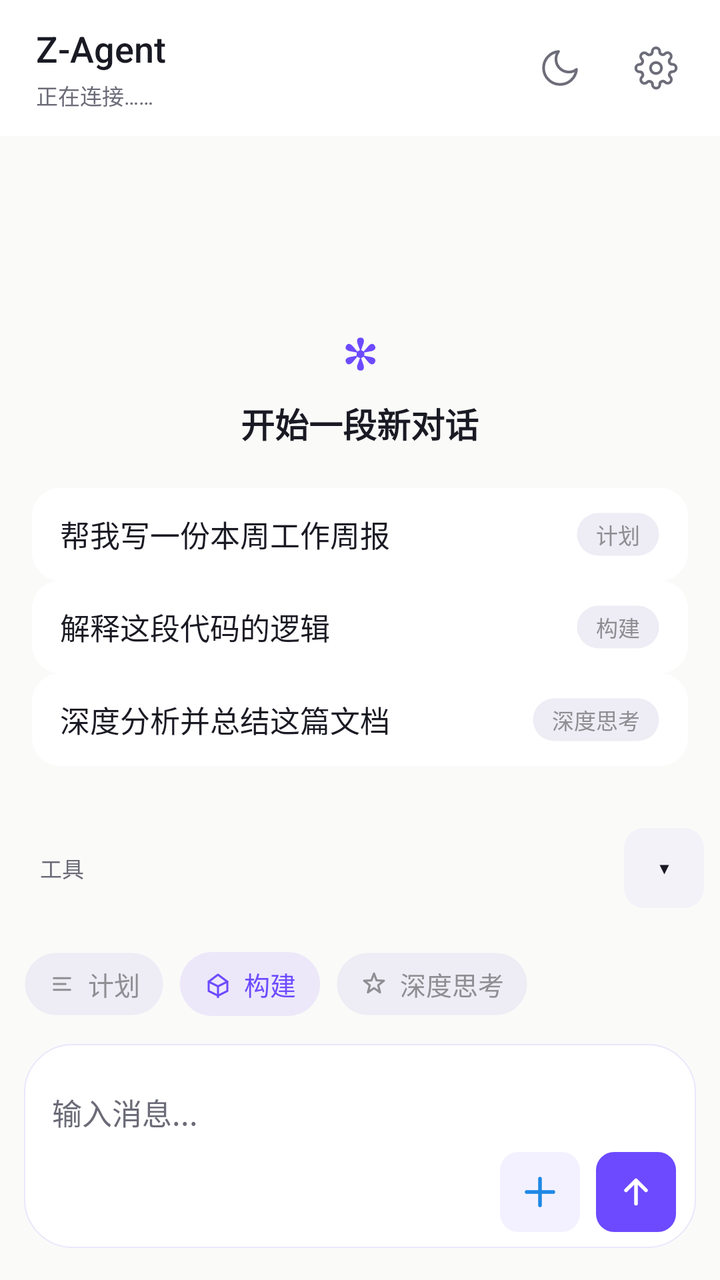
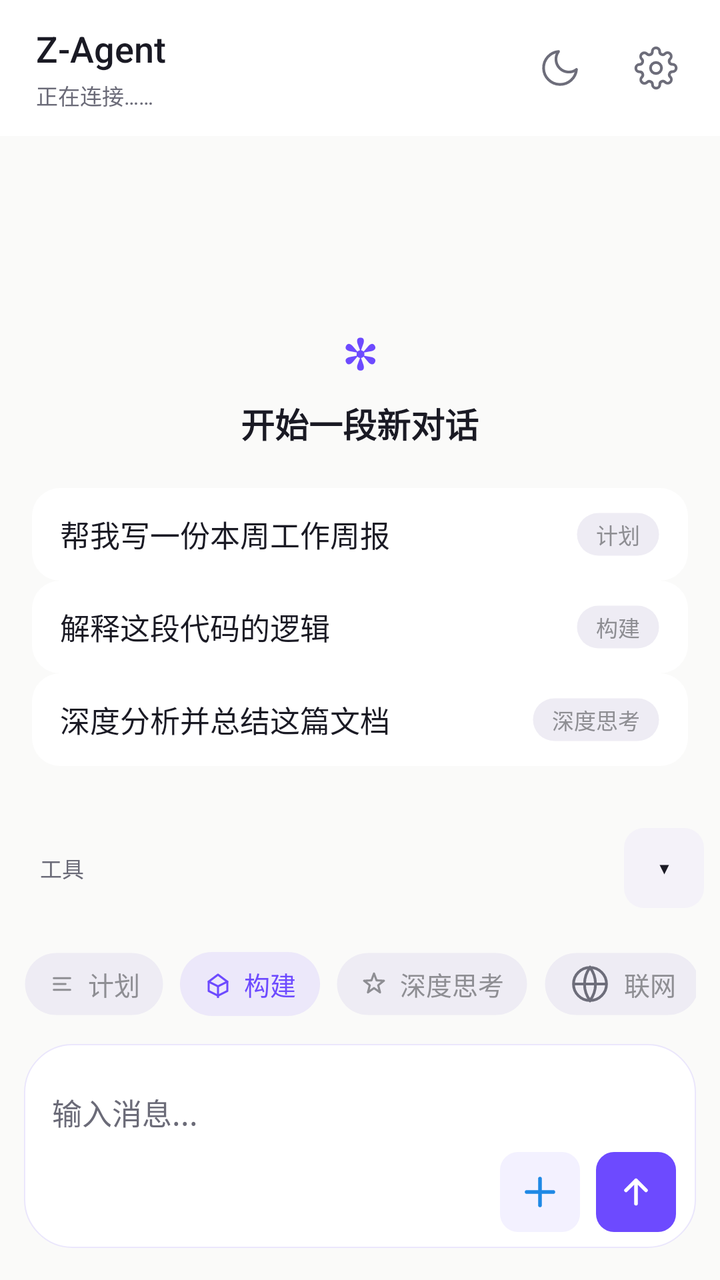

An Android layout rendered at two revisions. The XML below is the earlier revision; the diff shows what the commit changed to produce the second picture.
<!-- AndroidManifest.xml: application theme AppTheme -->
<!-- res/layout/activity_main.xml -->
<?xml version="1.0" encoding="utf-8"?>
<FrameLayout xmlns:android="http://schemas.android.com/apk/res/android"
android:id="@+id/rootView" android:clipChildren="false" android:clipToPadding="false"
android:layout_width="match_parent"
android:layout_height="match_parent"
android:background="@color/bg_canvas"
>



<LinearLayout
android:layout_width="match_parent"
android:layout_height="match_parent"
android:orientation="vertical">


<LinearLayout
android:id="@+id/topBar"
android:layout_width="match_parent"
android:layout_height="wrap_content"
android:background="@color/bg_elevated"
android:gravity="center_vertical"
android:orientation="horizontal"
android:paddingStart="18dp"
android:paddingTop="10dp"
android:paddingEnd="8dp"
android:paddingBottom="10dp">

<LinearLayout
android:layout_width="0dp"
android:layout_height="wrap_content"
android:layout_weight="1"
android:orientation="vertical">
<TextView
android:layout_width="wrap_content"
android:layout_height="wrap_content"
android:text="Z-Agent"
android:textColor="@color/text_primary"
android:fontFamily="sans-serif-medium"
android:textSize="18sp" />
<TextView
android:id="@+id/statusText"
android:layout_width="match_parent"
android:layout_height="wrap_content"
android:layout_marginTop="3dp"
android:ellipsize="end"
android:maxLines="1"
android:text="正在连接……"
android:textColor="@color/text_tertiary"
android:textSize="@dimen/fs_caption" />
</LinearLayout>


<FrameLayout
android:id="@+id/themeButton"
android:contentDescription="切换深浅主题"
android:layout_width="48dp"
android:layout_height="48dp"
android:background="?attr/selectableItemBackgroundBorderless"
android:clickable="true"
android:focusable="true">
<ImageView
android:id="@+id/themeIcon"
android:layout_width="22dp"
android:layout_height="22dp"
android:layout_gravity="center"
android:src="@drawable/ic_moon" />
 
</FrameLayout>


<FrameLayout
android:id="@+id/settingsButton"
android:contentDescription="打开设置"
android:layout_width="48dp"
android:layout_height="48dp"
android:background="?attr/selectableItemBackgroundBorderless"
android:clickable="true"
android:focusable="true">
<ImageView
android:layout_width="22dp"
android:layout_height="22dp"
android:layout_gravity="center"
android:src="@drawable/ic_gear" />
</FrameLayout>
</LinearLayout>


<FrameLayout android:clipChildren="false" android:clipToPadding="false"
android:layout_width="match_parent"
android:layout_height="0dp"
android:layout_weight="1">

<ScrollView
android:id="@+id/outputScroll"
android:layout_width="match_parent"
android:layout_height="match_parent"
android:background="@color/bg_canvas"
android:fillViewport="true"
android:overScrollMode="always"
android:scrollbars="vertical">
<LinearLayout
android:id="@+id/chatContainer"
android:layout_width="match_parent"
android:layout_height="wrap_content"
android:gravity="bottom"
android:orientation="vertical"
android:paddingStart="8dp"
android:paddingTop="12dp"
android:paddingEnd="8dp"
android:paddingBottom="200dp">

<LinearLayout
android:id="@+id/emptyState"
android:layout_width="match_parent"
android:layout_height="0dp"
android:gravity="center"
android:layout_weight="1"
android:orientation="vertical"
android:paddingTop="48dp"
android:paddingBottom="24dp">
<TextView
android:layout_width="wrap_content"
android:layout_height="wrap_content"
android:text="✻"
android:textColor="@color/accent"
android:textSize="@dimen/fs_display"
android:textStyle="bold" />
<TextView
android:layout_width="wrap_content"
android:layout_height="wrap_content"
android:layout_marginTop="8dp"
android:text="开始一段新对话"
android:textColor="@color/text_primary"
android:textSize="@dimen/fs_title"
android:textStyle="bold" />


<LinearLayout android:layout_width="match_parent" android:layout_height="wrap_content" android:layout_marginTop="20dp" android:orientation="vertical" android:paddingStart="8dp" android:paddingEnd="8dp">

<LinearLayout android:id="@+id/promptCard1" android:layout_width="match_parent" android:layout_height="wrap_content" android:background="@drawable/bg_prompt_card" android:clickable="true" android:focusable="true" android:orientation="horizontal" android:gravity="center_vertical" android:paddingStart="14dp" android:paddingTop="12dp" android:paddingEnd="14dp" android:paddingBottom="12dp"><TextView android:layout_width="0dp" android:layout_height="wrap_content" android:layout_weight="1" android:text="帮我写一份本周工作周报" android:textColor="@color/text_primary" android:textSize="@dimen/fs_body"/><TextView android:layout_width="wrap_content" android:layout_height="wrap_content" android:layout_marginStart="8dp" android:background="@drawable/bg_chip_ghost" android:paddingStart="10dp" android:paddingTop="3dp" android:paddingEnd="10dp" android:paddingBottom="3dp" android:text="计划" android:textColor="@color/chip_text_inactive" android:textSize="11sp"/></LinearLayout>

<LinearLayout android:id="@+id/promptCard2" android:layout_width="match_parent" android:layout_height="wrap_content" android:background="@drawable/bg_prompt_card" android:clickable="true" android:focusable="true" android:orientation="horizontal" android:gravity="center_vertical" android:paddingStart="14dp" android:paddingTop="12dp" android:paddingEnd="14dp" android:paddingBottom="12dp"><TextView android:layout_width="0dp" android:layout_height="wrap_content" android:layout_weight="1" android:text="解释这段代码的逻辑" android:textColor="@color/text_primary" android:textSize="@dimen/fs_body"/><TextView android:layout_width="wrap_content" android:layout_height="wrap_content" android:layout_marginStart="8dp" android:background="@drawable/bg_chip_ghost" android:paddingStart="10dp" android:paddingTop="3dp" android:paddingEnd="10dp" android:paddingBottom="3dp" android:text="构建" android:textColor="@color/chip_text_inactive" android:textSize="11sp"/></LinearLayout>

<LinearLayout android:id="@+id/promptCard3" android:layout_width="match_parent" android:layout_height="wrap_content" android:background="@drawable/bg_prompt_card" android:clickable="true" android:focusable="true" android:orientation="horizontal" android:gravity="center_vertical" android:paddingStart="14dp" android:paddingTop="12dp" android:paddingEnd="14dp" android:paddingBottom="12dp"><TextView android:layout_width="0dp" android:layout_height="wrap_content" android:layout_weight="1" android:text="深度分析并总结这篇文档" android:textColor="@color/text_primary" android:textSize="@dimen/fs_body"/><TextView android:layout_width="wrap_content" android:layout_height="wrap_content" android:layout_marginStart="8dp" android:background="@drawable/bg_chip_ghost" android:paddingStart="10dp" android:paddingTop="3dp" android:paddingEnd="10dp" android:paddingBottom="3dp" android:text="深度思考" android:textColor="@color/chip_text_inactive" android:textSize="11sp"/></LinearLayout>
</LinearLayout>
</LinearLayout>
 </LinearLayout>
</ScrollView>


<FrameLayout
android:id="@+id/scrollBottomBtn"
android:layout_width="40dp"
android:layout_height="40dp"
android:layout_gravity="bottom|end"
android:layout_marginEnd="16dp"
 android:layout_marginBottom="76dp"
android:background="@drawable/bg_circle_btn"
android:clickable="true"
android:focusable="true"
android:foreground="@drawable/ripple_circle"
android:visibility="gone">
<TextView
android:layout_width="wrap_content"
android:layout_height="wrap_content"
android:layout_gravity="center"
android:text="↓"
android:textColor="@color/accent"
android:textSize="20sp"
android:textStyle="bold" />
</FrameLayout>
</FrameLayout>

</LinearLayout>


<LinearLayout
android:layout_width="match_parent"
android:layout_height="wrap_content"
android:layout_gravity="bottom"
android:orientation="vertical">


<LinearLayout android:id="@+id/quickBarContainer" android:layout_width="match_parent" android:layout_height="wrap_content" android:background="@android:color/transparent" android:orientation="vertical">

 <LinearLayout android:id="@+id/quickRowWrap" android:layout_width="match_parent" android:layout_height="wrap_content" android:gravity="center_vertical" android:minHeight="56dp" android:orientation="horizontal" android:paddingStart="8dp" android:paddingTop="6dp" android:paddingEnd="8dp" android:paddingBottom="6dp"> <TextView android:layout_width="wrap_content" android:layout_height="wrap_content" android:paddingStart="12dp" android:paddingEnd="2dp" android:text="工具" android:textColor="@color/text_tertiary" android:textSize="11sp" /> <HorizontalScrollView android:id="@+id/quickScroll" android:layout_width="0dp" android:layout_height="wrap_content" android:layout_weight="1" android:overScrollMode="never" android:scrollbars="none"> <LinearLayout android:id="@+id/quickRow" android:layout_width="wrap_content" android:layout_height="wrap_content" android:gravity="center_vertical" android:orientation="horizontal" android:paddingStart="8dp" android:paddingEnd="8dp" /> </HorizontalScrollView> <TextView android:id="@+id/quickCollapse" android:layout_width="40dp" android:layout_height="40dp" android:layout_marginStart="4dp" android:background="@drawable/bg_quick" android:clickable="true" android:focusable="true" android:foreground="@drawable/ripple_pill" android:gravity="center" android:text="▾" android:textColor="@color/text_primary" android:textSize="16sp" /> </LinearLayout>  <LinearLayout android:id="@+id/quickEditBar" android:layout_width="match_parent" android:layout_height="36dp" android:background="@color/bg_subtle" android:gravity="center_vertical" android:orientation="horizontal" android:paddingStart="16dp" android:paddingEnd="12dp" android:visibility="gone"> <TextView android:layout_width="0dp" android:layout_height="wrap_content" android:layout_weight="1" android:text="拖动排序 · 点×移除 · 点＋添加" android:textColor="@color/text_secondary" android:textSize="11sp" /> <TextView android:id="@+id/quickEditDone" android:layout_width="wrap_content" android:layout_height="wrap_content" android:paddingStart="12dp" android:paddingEnd="4dp" android:text="完成" android:textColor="@color/accent" android:textSize="13sp" android:textStyle="bold" /> </LinearLayout>  </LinearLayout>


<LinearLayout android:id="@+id/inputBar" android:layout_width="match_parent" android:layout_height="wrap_content" android:background="@android:color/transparent" android:clipChildren="false" android:clipToPadding="false" android:orientation="vertical" android:paddingStart="12dp" android:paddingTop="14dp" android:paddingEnd="12dp" android:paddingBottom="14dp">




<LinearLayout android:layout_width="match_parent" android:layout_height="wrap_content" android:gravity="center_vertical" android:orientation="horizontal" android:paddingBottom="10dp">
<HorizontalScrollView android:layout_width="0dp" android:layout_height="wrap_content" android:layout_weight="1" android:scrollbars="none" android:overScrollMode="never">
<LinearLayout android:layout_width="wrap_content" android:layout_height="wrap_content" android:gravity="center_vertical" android:orientation="horizontal">
<TextView android:id="@+id/segPlan" android:layout_width="wrap_content" android:layout_height="32dp" android:background="@drawable/bg_chip_ghost" android:clickable="true" android:focusable="true" android:foreground="@drawable/ripple_pill" android:gravity="center_vertical" android:drawableStart="@drawable/ic_plan" android:drawablePadding="6dp" android:paddingStart="12dp" android:paddingEnd="12dp" android:text="计划" android:textColor="@color/chip_text_inactive" android:textSize="13sp" android:maxLines="1" />
<TextView android:id="@+id/segBuild" android:layout_width="wrap_content" android:layout_height="32dp" android:layout_marginStart="8dp" android:background="@drawable/bg_chip_active" android:clickable="true" android:focusable="true" android:foreground="@drawable/ripple_pill" android:gravity="center_vertical" android:drawableStart="@drawable/ic_build_active" android:drawablePadding="6dp" android:paddingStart="12dp" android:paddingEnd="12dp" android:text="构建" android:textColor="@color/accent" android:textSize="13sp" android:maxLines="1" />
<TextView android:id="@+id/chipThink2" android:layout_width="wrap_content" android:layout_height="32dp" android:layout_marginStart="8dp" android:background="@drawable/bg_chip_ghost" android:clickable="true" android:focusable="true" android:foreground="@drawable/ripple_pill" android:gravity="center_vertical" android:drawableStart="@drawable/ic_think" android:drawablePadding="6dp" android:paddingStart="12dp" android:paddingEnd="12dp" android:text="深度思考" android:textColor="@color/chip_text_inactive" android:textSize="13sp" android:maxLines="1" />
<TextView android:id="@+id/chipSearch" android:layout_width="0dp" android:layout_height="0dp" android:visibility="gone" />
</LinearLayout>
</HorizontalScrollView>
</LinearLayout>



<LinearLayout android:id="@+id/inputCard" android:layout_width="match_parent" android:layout_height="wrap_content" android:layout_marginTop="4dp" android:layout_marginBottom="2dp" android:background="@drawable/bg_input_card" android:elevation="10dp" android:orientation="vertical" android:paddingStart="14dp" android:paddingTop="10dp" android:paddingEnd="10dp" android:paddingBottom="8dp">

<HorizontalScrollView android:id="@+id/attachScroll" android:layout_width="match_parent" android:layout_height="wrap_content" android:scrollbars="none" android:visibility="gone">
<LinearLayout android:id="@+id/attachRow" android:layout_width="wrap_content" android:layout_height="wrap_content" android:orientation="horizontal" android:paddingBottom="6dp" />
</HorizontalScrollView>

<EditText android:id="@+id/inputEdit" android:layout_width="match_parent" android:layout_height="wrap_content" android:minHeight="44dp" android:background="@null" android:hint="输入消息..." android:imeOptions="actionSend" android:inputType="textCapSentences" android:maxLines="5" android:paddingTop="8dp" android:paddingBottom="4dp" android:textColor="@color/text_primary" android:textColorHint="@color/text_tertiary" android:textSize="@dimen/fs_body" />

<LinearLayout android:layout_width="match_parent" android:layout_height="wrap_content" android:gravity="center_vertical|end" android:orientation="horizontal">

<FrameLayout android:id="@+id/btnPlus" android:contentDescription="添加附件" android:layout_width="40dp" android:layout_height="40dp" android:background="@drawable/bg_circle_btn" android:clickable="true" android:focusable="true" android:foreground="@drawable/ripple_circle">
<ImageView android:layout_width="20dp" android:layout_height="20dp" android:layout_gravity="center" android:src="@drawable/ic_plus" />
</FrameLayout>

<FrameLayout android:id="@+id/sendButton" android:contentDescription="发送消息" android:layout_width="40dp" android:layout_height="40dp" android:layout_marginStart="8dp" android:background="@drawable/bg_circle_send" android:clickable="true" android:focusable="true" android:foreground="@drawable/ripple_circle">
<ImageView android:layout_width="20dp" android:layout_height="20dp" android:layout_gravity="center" android:src="@drawable/ic_arrow_up" />
</FrameLayout>
</LinearLayout>
</LinearLayout>

</LinearLayout>
</LinearLayout>
<FrameLayout android:id="@+id/quickBall" android:layout_width="52dp" android:layout_height="52dp" android:layout_gravity="end|bottom" android:layout_marginEnd="16dp" android:layout_marginBottom="150dp" android:background="@drawable/bg_quick_ball" android:clickable="true" android:focusable="true" android:foreground="@drawable/ripple_circle" android:visibility="gone"><TextView android:layout_width="wrap_content" android:layout_height="wrap_content" android:layout_gravity="center" android:text="✻" android:textColor="#FFFFFF" android:textSize="22sp" android:textStyle="bold" /> </FrameLayout>
</FrameLayout>
<!-- resources referenced by this layout -->
<resources>
  <color name="accent">#6D4AFF</color>
  <color name="bg_canvas">#FAFAF9</color>
  <color name="bg_elevated">#FFFFFF</color>
  <color name="bg_subtle">#F4F2F9</color>
  <color name="chip_text_inactive">#8E8E93</color>
  <color name="text_primary">#1A1A24</color>
  <color name="text_secondary">#6D6D7A</color>
  <color name="text_tertiary">#6B6B78</color>
  <dimen name="fs_body">15sp</dimen>
  <dimen name="fs_caption">11sp</dimen>
  <dimen name="fs_display">22sp</dimen>
  <dimen name="fs_title">17sp</dimen>
  <!-- drawable bg_chip_active (drawable) -->
  <?xml version="1.0" encoding="utf-8"?>
  <shape xmlns:android="http://schemas.android.com/apk/res/android" android:shape="rectangle">
      <solid android:color="@color/chip_active_bg" />
      <corners android:radius="999dp" />
  </shape>
  <!-- drawable bg_circle_btn (drawable) -->
  <?xml version="1.0" encoding="utf-8"?>
  <shape xmlns:android="http://schemas.android.com/apk/res/android" android:shape="rectangle">
   <solid android:color="@color/accent_subtle" />
   <corners android:radius="8.95dp" />
  </shape>
  <!-- drawable bg_circle_send (drawable) -->
  <?xml version="1.0" encoding="utf-8"?>
  <shape xmlns:android="http://schemas.android.com/apk/res/android" android:shape="rectangle">
   <solid android:color="@color/accent" />
   <corners android:radius="8.95dp" />
  </shape>
  <!-- drawable bg_input_card (drawable) -->
  <?xml version="1.0" encoding="utf-8"?>
  <shape xmlns:android="http://schemas.android.com/apk/res/android" android:shape="rectangle">
  <solid android:color="@color/bg_elevated" />
  <corners android:radius="24dp" />
  <stroke android:width="0.5dp" android:color="@color/accent_line" />
  </shape>
  <!-- drawable bg_prompt_card (drawable) -->
  <?xml version="1.0" encoding="utf-8"?>
  <shape xmlns:android="http://schemas.android.com/apk/res/android" android:shape="rectangle">
  <solid android:color="@color/bg_elevated" />
  <corners android:radius="14dp" />
  </shape>
  <!-- drawable bg_quick (drawable) -->
  <?xml version="1.0" encoding="utf-8"?>
  <shape xmlns:android="http://schemas.android.com/apk/res/android" android:shape="rectangle">
  <solid android:color="@color/bg_subtle" />
  <corners android:radius="10dp" />
  </shape>
  <!-- drawable bg_quick_ball (drawable) -->
  <?xml version="1.0" encoding="utf-8"?>
  <shape xmlns:android="http://schemas.android.com/apk/res/android" android:shape="oval">
  <solid android:color="@color/accent" />
  <padding android:left="0dp" android:top="0dp" android:right="0dp" android:bottom="0dp" />
  </shape>
  <color name="chip_active_bg">#1A6D4AFF</color>
  <color name="chip_ghost_bg">#EEECF4</color>
  <color name="chip_ghost_stroke">#00000000</color>
  <color name="accent_subtle">#146D4AFF</color>
  <color name="accent_line">#1F6D4AFF</color>
  <style name="AppBottomSheet" parent="Theme.Design.Light.BottomSheetDialog">
  <item name="bottomSheetStyle">@style/AppBottomSheet.Modal</item>
  <item name="android:windowIsFloating">false</item>
  <item name="android:statusBarColor">@android:color/transparent</item>
  </style>
  <style name="AppBottomSheet.Modal" parent="Widget.Design.BottomSheet.Modal">
  <item name="android:background">@android:color/transparent</item>
  </style>
  <!-- unchanged entries left out for length: 12 -->
</resources>

<!-- the commit's change to res/layout/activity_main.xml (unified diff, before → after) -->
@@ -198,7 +198,7 @@ android:orientation="vertical">
 <TextView android:id="@+id/segPlan" android:layout_width="wrap_content" android:layout_height="32dp" android:background="@drawable/bg_chip_ghost" android:clickable="true" android:focusable="true" android:foreground="@drawable/ripple_pill" android:gravity="center_vertical" android:drawableStart="@drawable/ic_plan" android:drawablePadding="6dp" android:paddingStart="12dp" android:paddingEnd="12dp" android:text="计划" android:textColor="@color/chip_text_inactive" android:textSize="13sp" android:maxLines="1" />
 <TextView android:id="@+id/segBuild" android:layout_width="wrap_content" android:layout_height="32dp" android:layout_marginStart="8dp" android:background="@drawable/bg_chip_active" android:clickable="true" android:focusable="true" android:foreground="@drawable/ripple_pill" android:gravity="center_vertical" android:drawableStart="@drawable/ic_build_active" android:drawablePadding="6dp" android:paddingStart="12dp" android:paddingEnd="12dp" android:text="构建" android:textColor="@color/accent" android:textSize="13sp" android:maxLines="1" />
 <TextView android:id="@+id/chipThink2" android:layout_width="wrap_content" android:layout_height="32dp" android:layout_marginStart="8dp" android:background="@drawable/bg_chip_ghost" android:clickable="true" android:focusable="true" android:foreground="@drawable/ripple_pill" android:gravity="center_vertical" android:drawableStart="@drawable/ic_think" android:drawablePadding="6dp" android:paddingStart="12dp" android:paddingEnd="12dp" android:text="深度思考" android:textColor="@color/chip_text_inactive" android:textSize="13sp" android:maxLines="1" />
-<TextView android:id="@+id/chipSearch" android:layout_width="0dp" android:layout_height="0dp" android:visibility="gone" />
+<TextView android:id="@+id/chipSearch" android:layout_width="wrap_content" android:layout_height="32dp" android:layout_marginStart="8dp" android:background="@drawable/bg_chip_ghost" android:clickable="true" android:focusable="true" android:foreground="@drawable/ripple_pill" android:gravity="center_vertical" android:drawableStart="@drawable/ic_globe" android:drawablePadding="6dp" android:paddingStart="12dp" android:paddingEnd="12dp" android:text="联网" android:textColor="@color/chip_text_inactive" android:textSize="13sp" android:maxLines="1" />
 </LinearLayout>
 </HorizontalScrollView>
 </LinearLayout>
<!-- resource entries referenced after the edit -->
@@ -55,6 +55,12 @@
   <solid android:color="@color/accent" />
   <padding android:left="0dp" android:top="0dp" android:right="0dp" android:bottom="0dp" />
   </shape>
+  <!-- drawable ic_globe (drawable) -->
+  <?xml version="1.0" encoding="utf-8"?>
+  <vector xmlns:android="http://schemas.android.com/apk/res/android" android:width="22dp" android:height="22dp" android:viewportWidth="24" android:viewportHeight="24">
+  <path android:pathData="M12,3 A9,9 0 1 0 12,21 A9,9 0 1 0 12,3 Z" android:strokeColor="@color/text_secondary" android:strokeWidth="1.5"/>
+  <path android:pathData="M3,12 L21,12 M12,3 a15,15 0 0 1 0,18 a15,15 0 0 1 0,-18 z" android:strokeColor="@color/text_secondary" android:strokeWidth="1.5"/>
+  </vector>
   <color name="chip_active_bg">#1A6D4AFF</color>
   <color name="chip_ghost_bg">#EEECF4</color>
   <color name="chip_ghost_stroke">#00000000</color>
